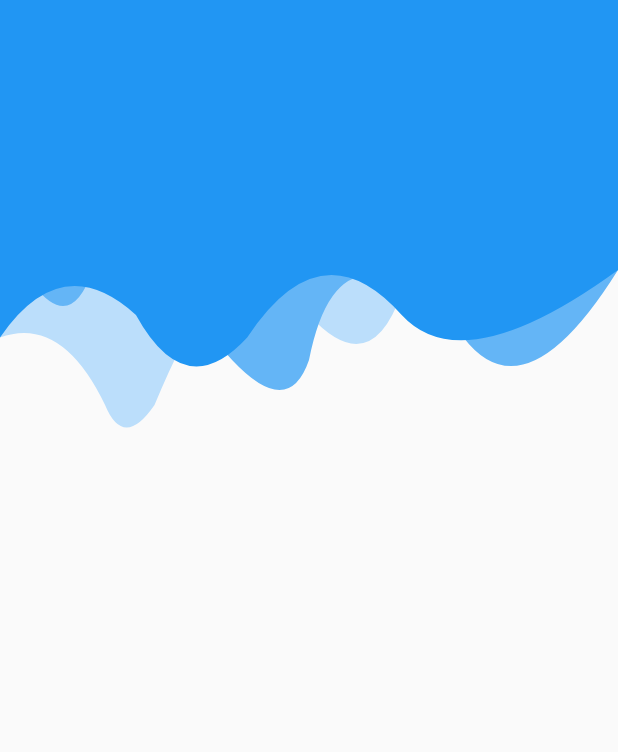
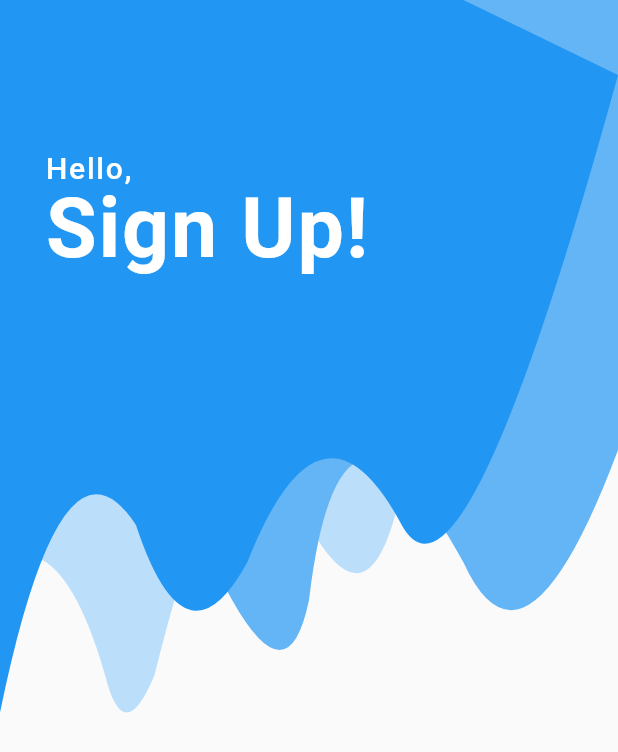
Before and after one commit to samevans/simphony, a Flutter app: the screen it shows after launch, after a tap on "Continue with Facebook", on a phone screen of 412 x 824 dp. Shown: the top 752 px of the screen. Run offline on Flutter 3.47's test engine with Material 2 defaults, Android fonts, the phone set to English and light mode, and no system bars; our stand-ins replace font_awesome_flutter.

Commit message:
text in the blob

```diff
--- a/lib/app.dart
+++ b/lib/app.dart
@@ -41,7 +41,6 @@ class App extends StatelessWidget {
 
   ThemeData _theme() {
     return ThemeData(
-      primarySwatch: Colors.blue,
       appBarTheme: AppBarTheme(
         textTheme: TextTheme(title: AppBarTextStyle),
       ),
--- a/lib/screens/auth/curved_path.dart
+++ b/lib/screens/auth/curved_path.dart
@@ -1,22 +1,38 @@
 import 'package:flutter/material.dart';
 
 class CurvedPath extends StatelessWidget {
+
+  final String _title;
+  final String _subTitle;
+
+  CurvedPath(this._title, this._subTitle);
 
   @override
   Widget build(BuildContext context) {
     return CustomPaint(
       child: Container(
-        height: 300.0,
+        height: 500.0,
       ),
-      painter: CurvePainter(),
+      painter: CurvePainter(_title, _subTitle),
     );
   }
 }
 
 class CurvePainter extends CustomPainter {
+
+  final String _title;
+  final String _subTitle;
+
   final Color colorOne = Colors.blue;
   final Color colorTwo = Colors.blue[300];
   final Color colorThree = Colors.blue[100];
+
+  final TextPainter textPainter = TextPainter(textDirection: TextDirection.ltr);
+  double textHeightOffset = 100.0;
+  double textFontSize = 20.0;
+  FontWeight textFontWeight = FontWeight.w500;
+
+  CurvePainter(this._title, this._subTitle);
 
   @override
   void paint(Canvas canvas, Size size) {
@@ -48,17 +64,41 @@ class CurvePainter extends CustomPainter {
     canvas.drawPath(path, paint);
 
     path = Path();
-    path.lineTo(0, size.height*0.75);
+    path.lineTo(0, size.height*0.95);
     path.quadraticBezierTo(size.width * 0.10, size.height * 0.55, size.width * 0.22, size.height * 0.70);
     path.quadraticBezierTo(size.width * 0.30, size.height * 0.90, size.width * 0.40, size.height * 0.75);
     path.quadraticBezierTo(size.width * 0.52, size.height * 0.50, size.width * 0.65, size.height * 0.70);
-    path.quadraticBezierTo(size.width * 0.75, size.height * 0.85, size.width, size.height * 0.60);
-    path.lineTo(size.width, 0);
+    path.quadraticBezierTo(size.width * 0.75, size.height * 0.85, size.width, size.height * 0.10);
+    path.lineTo(size.width * 0.75, 0);
     path.close();
 
     paint.color = colorOne;
     canvas.drawPath(path, paint);
 
+    // var rect = Rect.fromLTRB(-80, size.height - 100, size.width * 0.6, size.height + 230);
+    // final Path circle = Path()..addOval(rect);
+    // canvas.drawPath(circle, Paint()..color = colorOne);
+
+    drawText(canvas, size, _title);
+    drawText(canvas, size, _subTitle);
+  }
+
+  void drawText(Canvas canvas, Size size, String text){
+    textPainter.text = TextSpan(
+      style: TextStyle(
+          color: Colors.white,
+          fontSize: textFontSize,
+          letterSpacing: 1.2,
+          fontWeight: textFontWeight
+      ),
+      text: text
+    );
+    textPainter.layout();
+    textPainter.paint(canvas, Offset(30, textHeightOffset));
+
+    textHeightOffset += 20.0;
+    textFontSize = 55.0;
+    textFontWeight = FontWeight.w600;
   }
 
   @override
--- a/lib/screens/auth/signup/signup_screen.dart
+++ b/lib/screens/auth/signup/signup_screen.dart
@@ -7,8 +7,12 @@ class SignupScreen extends StatelessWidget {
 	Widget build(BuildContext context) {
 
     return Scaffold(
-      body: Container(
-        child: CurvedPath(),
+      body: Column(
+        mainAxisAlignment: MainAxisAlignment.start,
+        crossAxisAlignment: CrossAxisAlignment.stretch,
+        children: <Widget>[
+          CurvedPath("Hello,", "Sign Up!"),
+        ]
       )
     );
   }
```
Also changed, not shown: lib/screens/auth/login/login_screen.dart (+8 -6 lines), lib/screens/auth/simphony_painter.dart (deleted, +0 -27 lines).
